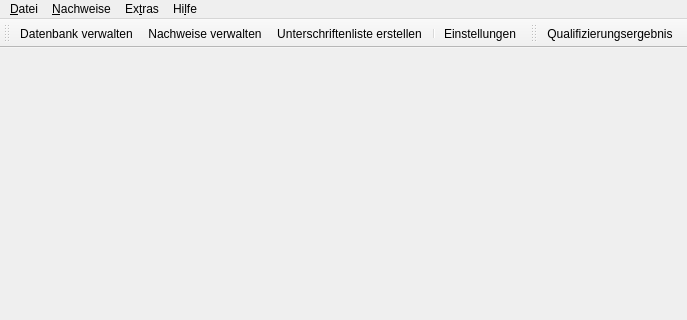
First picture: the form in ui/qmmainwindow.ui, repository Christian-Kr/QualificationMatrix, before the edit; both pictures show x 0 to 687 and y 0 to 320 of the 874 by 639 pixel window.
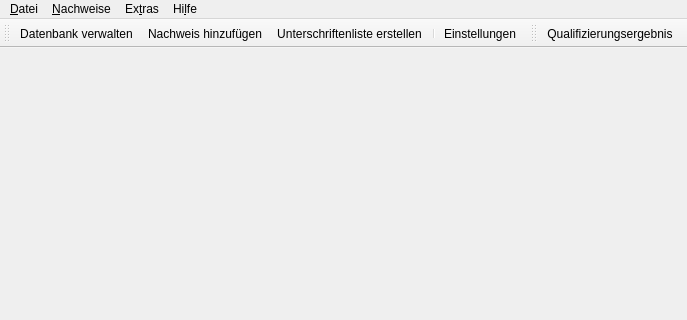
Second picture: the form after the edit. Icons and pictures are not drawn. Custom widgets are drawn as their Qt base class.

Commit message: Open new cert dialog from main window

```diff
--- a/ui/qmmainwindow.ui
+++ b/ui/qmmainwindow.ui
@@ -133,7 +133,7 @@
     <bool>false</bool>
    </attribute>
    <addaction name="actManageDatabase"/>
-   <addaction name="actManageCertificate"/>
+   <addaction name="actAddCertificate"/>
    <addaction name="actCreateSigningList"/>
    <addaction name="separator"/>
    <addaction name="actSettings"/>
@@ -359,6 +359,15 @@
     <string>Text anzeigen</string>
    </property>
   </action>
+  <action name="actAddCertificate">
+   <property name="icon">
+    <iconset resource="../rcs/icons.qrc">
+     <normaloff>:/icons/icons/lc_setreminder.png</normaloff>:/icons/icons/lc_setreminder.png</iconset>
+   </property>
+   <property name="text">
+    <string>Nachweis hinzufügen</string>
+   </property>
+  </action>
  </widget>
  <customwidgets>
   <customwidget>
```
Left out of the diff: 21 changed lines with no effect on the pictures. The commit also changes 3 other files.
